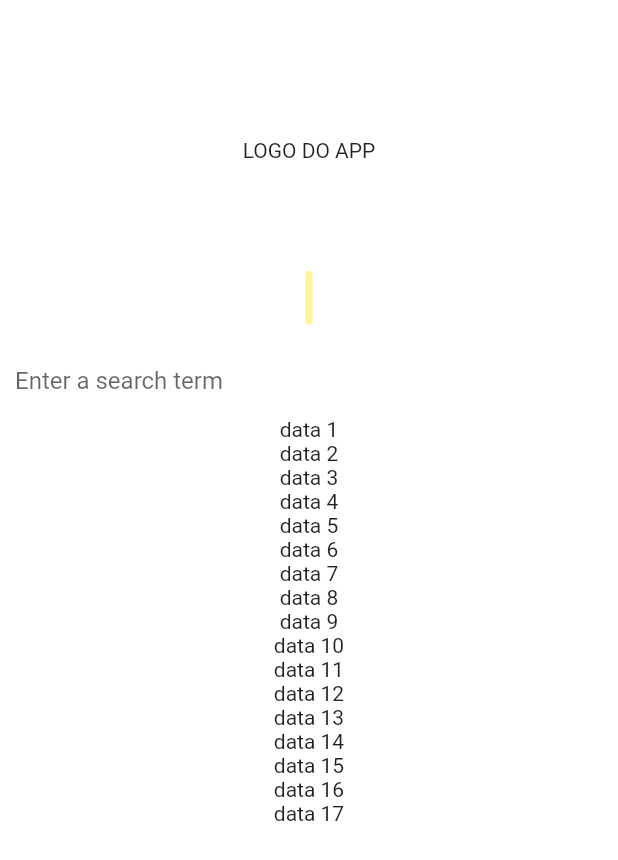
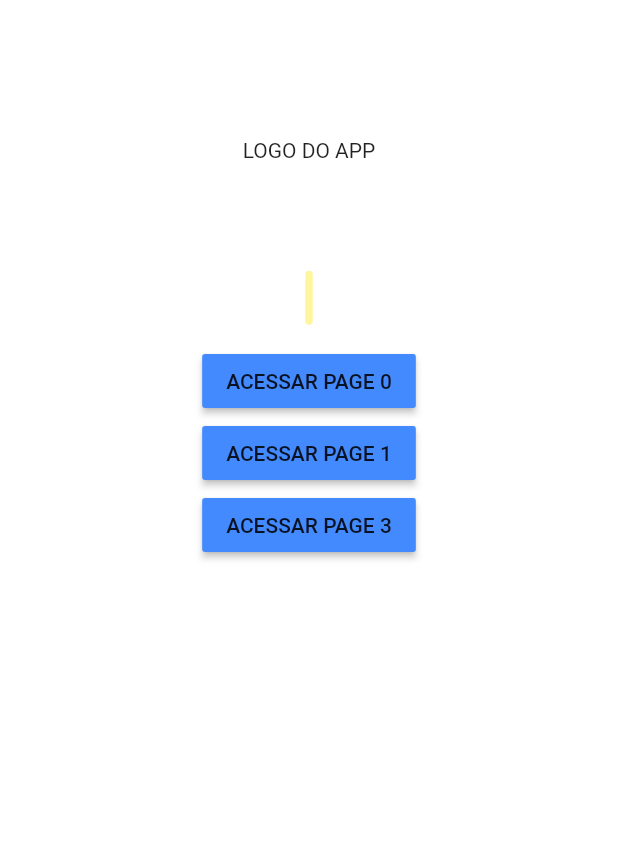
Before and after one commit to murillofr/QuantoCusta, a Flutter app: the BarcodePage screen opened directly with empty values, on a phone screen of 412 x 824 dp. Shown: the top 860 px of the screen. Run offline on Flutter 3.47's test engine with Material 2 defaults, Android fonts, the phone set to English and light mode, and no system bars; our stand-ins replace community_material_icon, curved_navigation_bar; missing offline and left inert: flutter_barcode_scanner, rect_getter.

Commit message:
Melhorias na lógica das transições de tela

```diff
--- a/lib/barcodePage.dart
+++ b/lib/barcodePage.dart
@@ -1,13 +1,20 @@
 import 'dart:async';
 
+import 'package:curved_navigation_bar/curved_navigation_bar.dart';
 import 'package:flutter/material.dart';
 
 class BarcodePage extends StatefulWidget {
   final String resultBarcode;
   final String inOutScan;
   final int page;
+  final GlobalKey bottomNavigationKey;
 
-  const BarcodePage({Key key, this.resultBarcode, this.inOutScan, this.page})
+  const BarcodePage(
+      {Key key,
+      this.resultBarcode,
+      this.inOutScan,
+      this.page,
+      this.bottomNavigationKey})
       : super(key: key);
 
   @override
@@ -54,8 +61,7 @@ class _BarcodePageState extends State<BarcodePage> {
           // Verifica se é a primeira vez que o scan está sendo chamado
           if (oldWidget.inOutScan == 'in' && widget.inOutScan == 'out') {
             _switchCoverPhoto();
-          } else {
-          }
+          } else {}
         }
       }
     });
@@ -73,6 +79,8 @@ class _BarcodePageState extends State<BarcodePage> {
 
   @override
   Widget build(BuildContext context) {
+    final CurvedNavigationBarState navBarState =
+        widget.bottomNavigationKey.currentState;
     return AnimatedContainer(
       duration: animationDuration,
       transform: Matrix4.translationValues(coordX, 0.0, 0.0),
@@ -129,28 +137,27 @@ class _BarcodePageState extends State<BarcodePage> {
                           direction: Axis.vertical,
                           mainAxisAlignment: MainAxisAlignment.end,
                           children: <Widget>[
-                            TextField(
-                              decoration: InputDecoration(
-                                  border: InputBorder.none,
-                                  hintText: 'Enter a search term'),
+                            MaterialButton(
+                              color: Colors.blueAccent,
+                              child: Text('ACESSAR PAGE 0'),
+                              onPressed: () {
+                                navBarState.setPage(0);
+                              },
                             ),
-                            Text('data 1'),
-                            Text('data 2'),
-                            Text('data 3'),
-                            Text('data 4'),
-                            Text('data 5'),
-                            Text('data 6'),
-                            Text('data 7'),
-                            Text('data 8'),
-                            Text('data 9'),
-                            Text('data 10'),
-                            Text('data 11'),
-                            Text('data 12'),
-                            Text('data 13'),
-                            Text('data 14'),
-                            Text('data 15'),
-                            Text('data 16'),
-                            Text('data 17'),
+                            MaterialButton(
+                              color: Colors.blueAccent,
+                              child: Text('ACESSAR PAGE 1'),
+                              onPressed: () {
+                                navBarState.setPage(1);
+                              },
+                            ),
+                            MaterialButton(
+                              color: Colors.blueAccent,
+                              child: Text('ACESSAR PAGE 3'),
+                              onPressed: () {
+                                navBarState.setPage(3);
+                              },
+                            ),
                           ],
                         ),
                       ),
```
Also changed, not shown: lib/alertPage.dart (+46 -6 lines), lib/listaProdutosPage.dart (+46 -6 lines), lib/main.dart (+30 -11 lines), lib/perfilPage.dart (+35 -3 lines).
